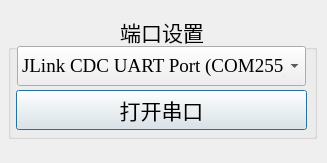
This is Protocol.ui in LeeGingko/Terminal as Qt 5 draws it before an edit. The edited form follows.
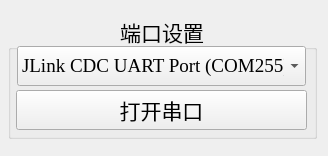
This is the edited form.

Diff of the .ui file:
```diff
--- a/Protocol.ui
+++ b/Protocol.ui
@@ -6,8 +6,8 @@
    <rect>
     <x>0</x>
     <y>0</y>
-    <width>327</width>
-    <height>163</height>
+    <width>328</width>
+    <height>156</height>
    </rect>
   </property>
   <property name="windowTitle">
@@ -132,6 +132,9 @@
     <property name="shortcut">
      <string>Ctrl+1</string>
     </property>
+    <property name="autoDefault">
+     <bool>false</bool>
+    </property>
    </widget>
   </widget>
  </widget>
```
Left out of the diff: 2 changed lines with no effect on the pictures.
